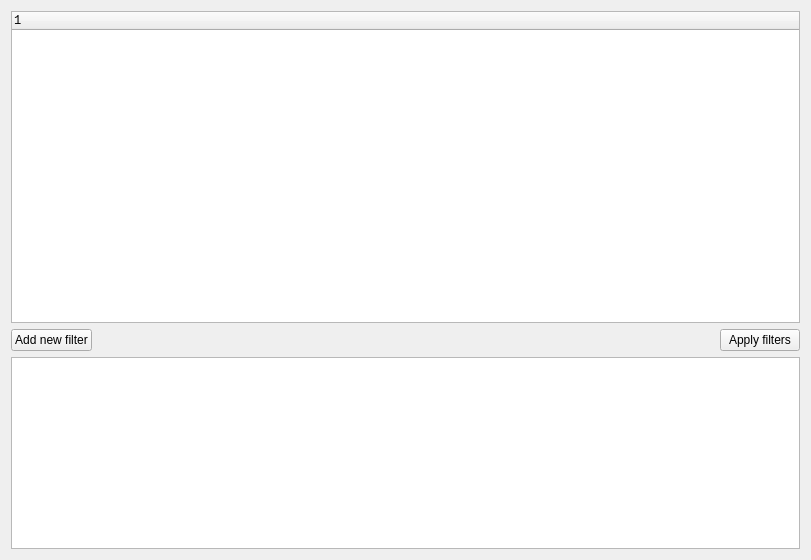
This is asammdf/gui/ui/tabular.ui in danielhrisca/asammdf as Qt 5 draws it before an edit. The edited form follows.
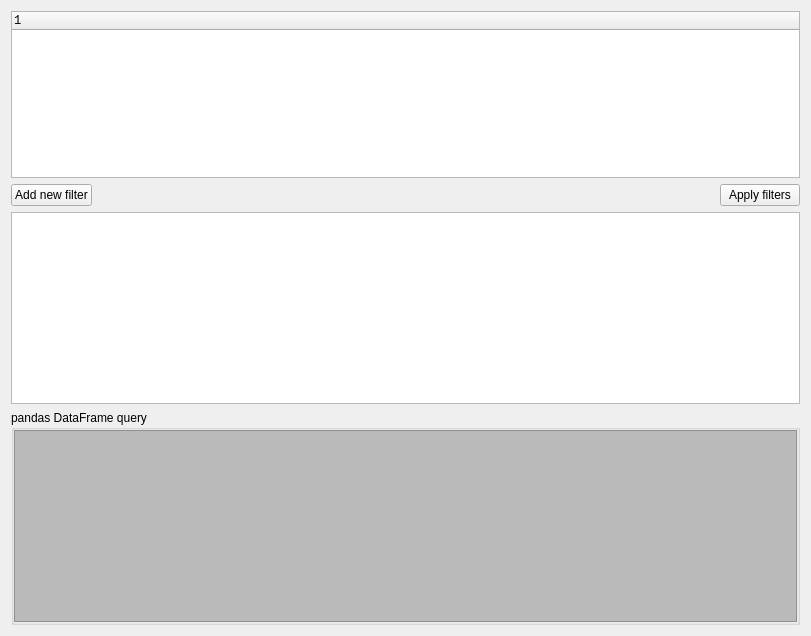
This is the edited form. Icons and pictures are not drawn. Custom widgets are drawn as their Qt base class.

Commit message: * add tabular filter target value validator * display query used by the underlying pandas dataframe

The edit to the form file:
```diff
--- a/asammdf/gui/ui/tabular.ui
+++ b/asammdf/gui/ui/tabular.ui
@@ -7,13 +7,13 @@
     <x>0</x>
     <y>0</y>
     <width>811</width>
-    <height>560</height>
+    <height>636</height>
    </rect>
   </property>
   <property name="windowTitle">
    <string>Form</string>
   </property>
-  <layout class="QGridLayout" name="gridLayout" rowstretch="1,0,0">
+  <layout class="QGridLayout" name="gridLayout_2" rowstretch="5,0,0,0">
    <item row="0" column="0" colspan="3">
     <widget class="QTreeWidget" name="tree">
      <property name="font">
@@ -69,6 +69,51 @@
    <item row="2" column="0" colspan="3">
     <widget class="ListWidget" name="filters"/>
    </item>
+   <item row="3" column="0" colspan="3">
+    <widget class="QGroupBox" name="groupBox">
+     <property name="title">
+      <string>pandas DataFrame query</string>
+     </property>
+     <layout class="QGridLayout" name="gridLayout">
+      <property name="leftMargin">
+       <number>0</number>
+      </property>
+      <property name="topMargin">
+       <number>0</number>
+      </property>
+      <property name="rightMargin">
+       <number>0</number>
+      </property>
+      <property name="bottomMargin">
+       <number>0</number>
+      </property>
+      <property name="spacing">
+       <number>0</number>
+      </property>
+      <item row="0" column="0">
+       <widget class="QTextEdit" name="query">
+        <property name="minimumSize">
+         <size>
+          <width>0</width>
+          <height>7</height>
+         </size>
+        </property>
+        <property name="font">
+         <font>
+          <family>Lucida Console</family>
+         </font>
+        </property>
+        <property name="styleSheet">
+         <string notr="true">background-color: rgb(186, 186, 186);</string>
+        </property>
+        <property name="readOnly">
+         <bool>true</bool>
+        </property>
+       </widget>
+      </item>
+     </layout>
+    </widget>
+   </item>
   </layout>
  </widget>
  <customwidgets>
```
The commit also changes 4 other files.
